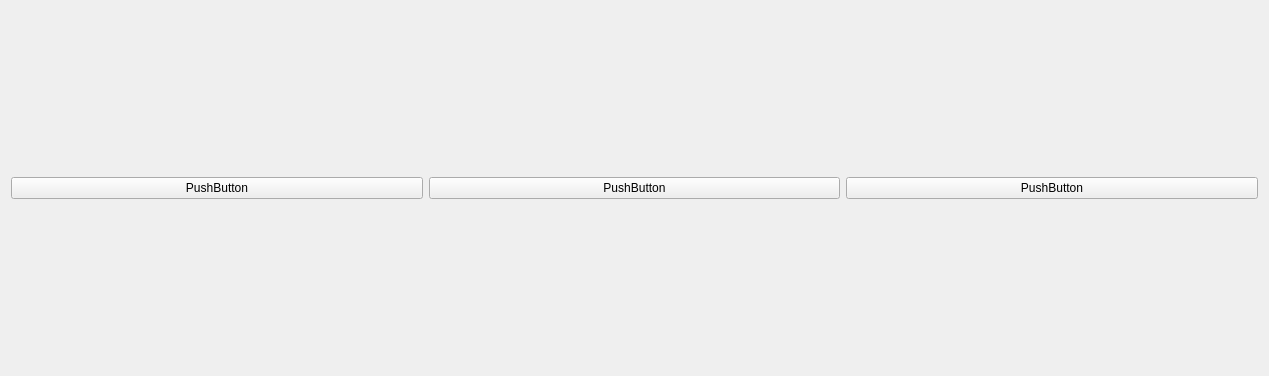
Qt form mainwindow.ui (vegardsl/OperatorControlStation) before a commit.
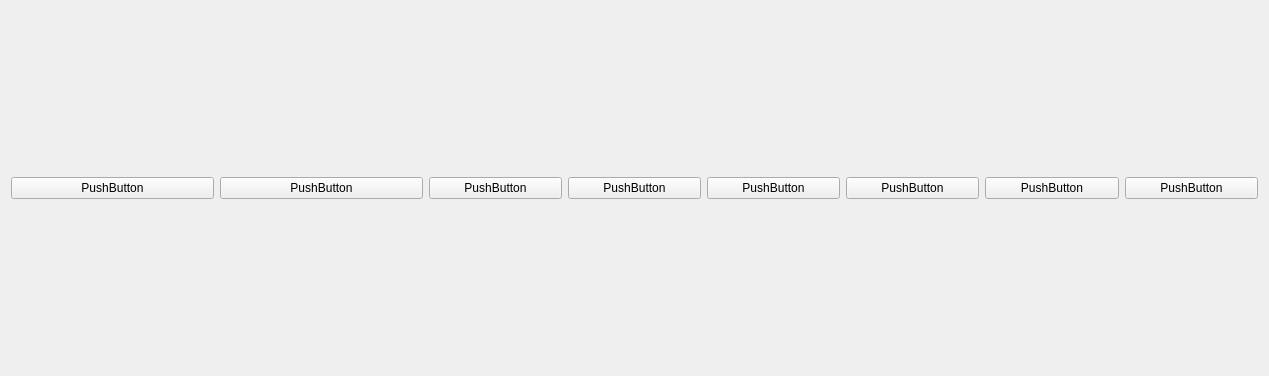
The same form after that commit.

Commit message:
Abandoned custom QDials. Will retry with styled buttons.
Abandoned use of custom QDials for display widget control. Received some
errors, among them:

"QGraphicsProxyWidget::setWidget: cannot embed widget 0x2b02588 which is
not a toplevel widget, and is not a child of an embedded widget"

Will continue with styled push buttons instead.

Added "QMAKE_CXXFLAGS += -std=c++11" to .pro to remove warnings.

Patch:
```diff
--- a/mainwindow.ui
+++ b/mainwindow.ui
@@ -20,7 +20,26 @@
       <item>
        <layout class="QHBoxLayout" name="horizontalGraphicsLayout">
         <item>
-         <layout class="QVBoxLayout" name="rightDisplayLayout"/>
+         <layout class="QVBoxLayout" name="leftDisplayLayout">
+          <item>
+           <layout class="QHBoxLayout" name="horizontalLayout_2">
+            <item>
+             <widget class="QPushButton" name="pushButton_4">
+              <property name="text">
+               <string>PushButton</string>
+              </property>
+             </widget>
+            </item>
+            <item>
+             <widget class="QPushButton" name="pushButton_5">
+              <property name="text">
+               <string>PushButton</string>
+              </property>
+             </widget>
+            </item>
+           </layout>
+          </item>
+         </layout>
         </item>
         <item>
          <layout class="QVBoxLayout" name="centerDisplayLayout">
@@ -52,7 +71,33 @@
          </layout>
         </item>
         <item>
-         <layout class="QVBoxLayout" name="leftDisplayLayout"/>
+         <layout class="QVBoxLayout" name="rightDisplayLayout_2">
+          <item>
+           <layout class="QHBoxLayout" name="horizontalLayout_3">
+            <item>
+             <widget class="QPushButton" name="pushButton_6">
+              <property name="text">
+               <string>PushButton</string>
+              </property>
+             </widget>
+            </item>
+            <item>
+             <widget class="QPushButton" name="pushButton_8">
+              <property name="text">
+               <string>PushButton</string>
+              </property>
+             </widget>
+            </item>
+            <item>
+             <widget class="QPushButton" name="pushButton_7">
+              <property name="text">
+               <string>PushButton</string>
+              </property>
+             </widget>
+            </item>
+           </layout>
+          </item>
+         </layout>
         </item>
        </layout>
       </item>
```
The commit also changes 8 other files.
